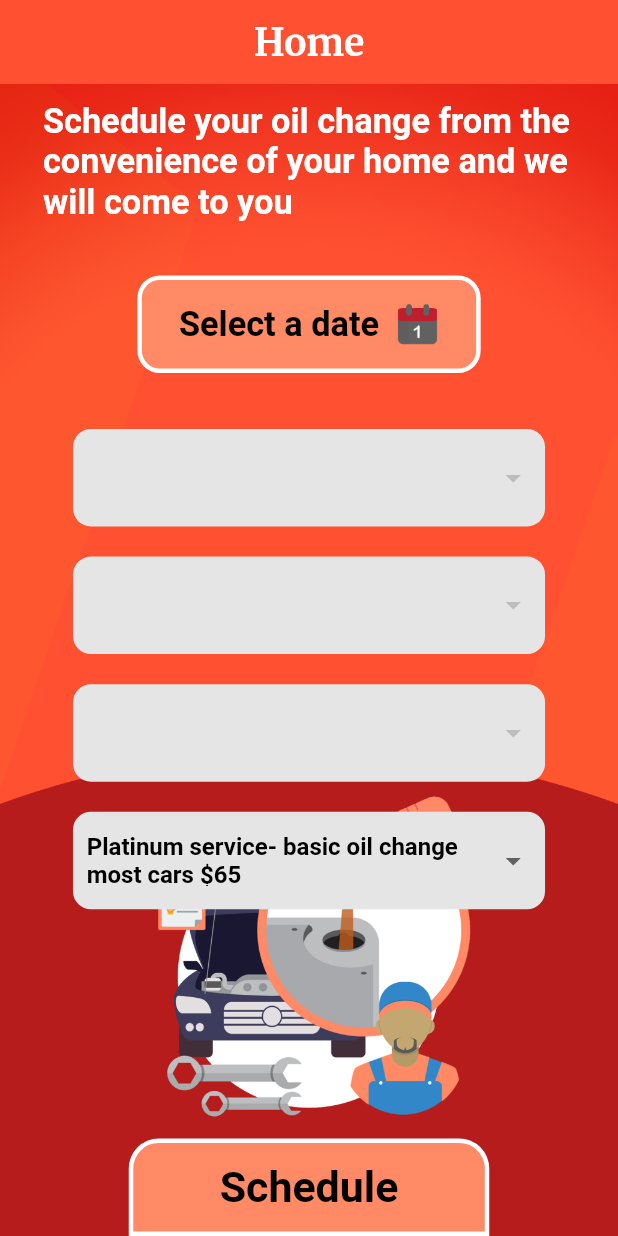
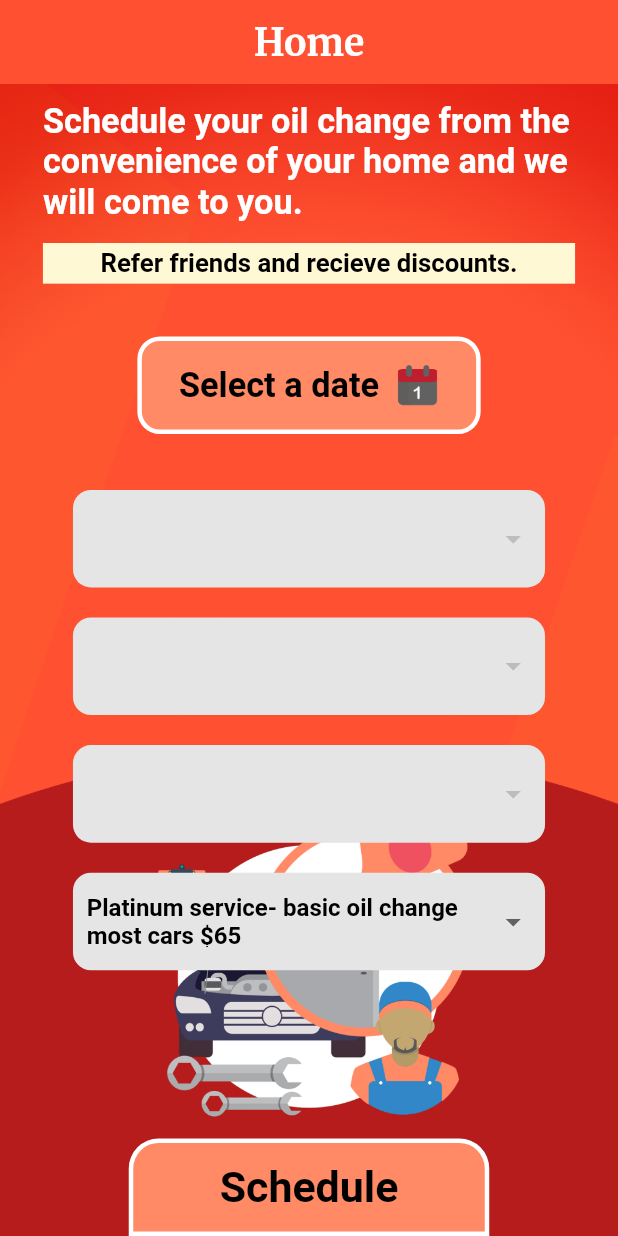
Before and after one commit to dnadawa/Reese-Mobile-Oil-Change-Service-Application, a Flutter app: the Home screen opened directly, on a phone screen of 412 x 824 dp. Run offline on Flutter 3.47's test engine with Material 2 defaults, Android fonts, the phone set to English and light mode, and no system bars; our stand-ins replace cloud_firestore, firebase_auth, flutter_credit_card, flutter_screenutil, fluttertoast, google_fonts and 1 more; missing offline and left inert: mailer, stripe_payment; accounts and stored records are empty; statements that could not run were skipped.

Commit message:
Banner Added

```diff
--- a/lib/screens/checkout.dart
+++ b/lib/screens/checkout.dart
@@ -46,7 +46,7 @@ class _CheckoutState extends State<Checkout> {
     final smtpServer = gmail(username, password);
     final message = Message()
       ..from = Address(username, 'Reese Mobile Oil Change Service')
-      ..recipients.add('damienkenway61@gmail.com')
+      ..recipients.add('reeseoilchange@gmail.com')
       ..subject = 'New Order'
       ..text = messageToSend;
     try {
@@ -156,7 +156,7 @@ class _CheckoutState extends State<Checkout> {
                     });
                   }
                   catch(e){
-
+                    ToastBar(text: 'Something went Wrong While Processing the Payment',color: Colors.red).show();
                   }
                 },)),
           ],
--- a/lib/screens/home.dart
+++ b/lib/screens/home.dart
@@ -110,8 +110,21 @@ class _HomeState extends State<Home> {
           child: Column(
             children: <Widget>[
               CustomText(
-                text: 'Schedule your oil change from the convenience of your home and we will come to you',
+                text: 'Schedule your oil change from the convenience of your home and we will come to you.',
                 size: ScreenUtil().setSp(40),
+              ),
+              SizedBox(height: ScreenUtil().setHeight(25),),
+              Container(
+                color: Color(0xffFEF8D4),
+                width: double.infinity,
+                height: ScreenUtil().setHeight(50),
+                child: Center(
+                  child: CustomText(
+                    text: 'Refer friends and recieve discounts.',
+                    size: ScreenUtil().setSp(30),
+                    color: Colors.black,
+                  ),
+                ),
               ),
               SizedBox(height: ScreenUtil().setHeight(65),),
               GestureDetector(
```
